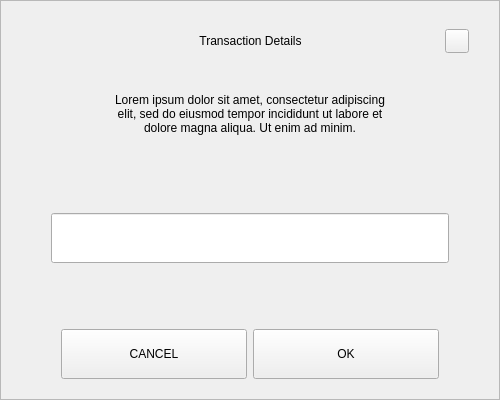
digiwage/digiwage, file src/qt/digiwage/forms/sendchangeaddressdialog.ui: the form before one commit.
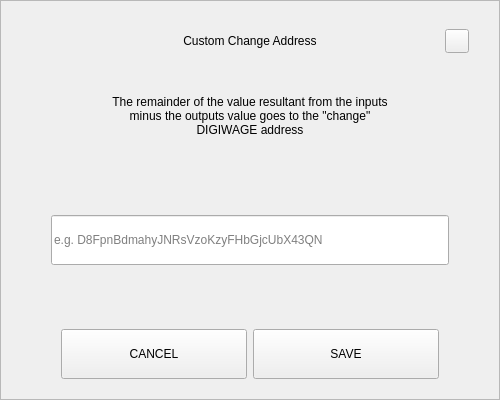
The form after the commit.

The edit to the form file:
```diff
--- a/src/qt/digiwage/forms/sendchangeaddressdialog.ui
+++ b/src/qt/digiwage/forms/sendchangeaddressdialog.ui
@@ -92,7 +92,7 @@
            <string notr="true">padding-left:24px;</string>
           </property>
           <property name="text">
-           <string>Transaction Details</string>
+           <string>Custom Change Address</string>
           </property>
           <property name="alignment">
            <set>Qt::AlignCenter</set>
@@ -160,11 +160,11 @@
         <property name="minimumSize">
          <size>
           <width>0</width>
-          <height>65</height>
+          <height>70</height>
          </size>
         </property>
         <property name="text">
-         <string>Lorem ipsum dolor sit amet, consectetur adipiscing elit, sed do eiusmod tempor incididunt ut labore et dolore magna aliqua. Ut enim ad minim.</string>
+         <string>The remainder of the value resultant from the inputs minus the outputs value goes to the &quot;change&quot; DIGIWAGE address</string>
         </property>
         <property name="alignment">
          <set>Qt::AlignCenter</set>
@@ -206,6 +206,9 @@
             <height>50</height>
            </size>
           </property>
+          <property name="placeholderText">
+           <string notr="true">e.g. D8FpnBdmahyJNRsVzoKzyFHbGjcUbX43QN</string>
+          </property>
          </widget>
         </item>
        </layout>
@@ -262,7 +265,7 @@
            <enum>Qt::NoFocus</enum>
           </property>
           <property name="text">
-           <string>OK</string>
+           <string>SAVE</string>
           </property>
          </widget>
         </item>
```
Left out of the diff: 2 changed lines with no effect on the pictures.
